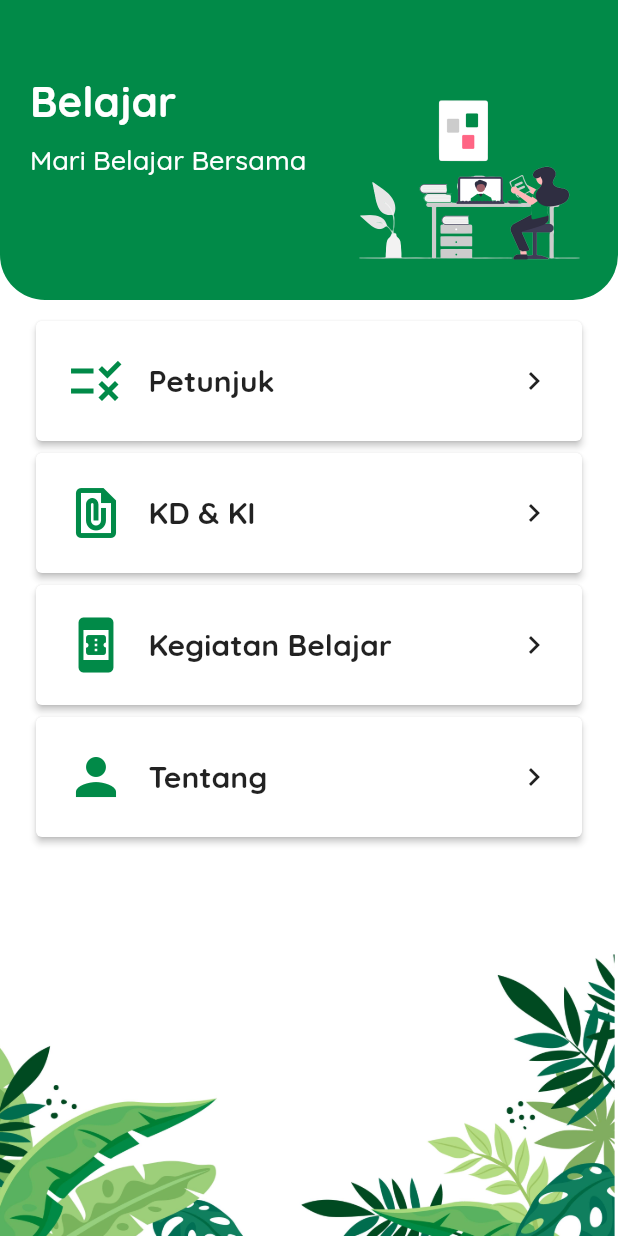
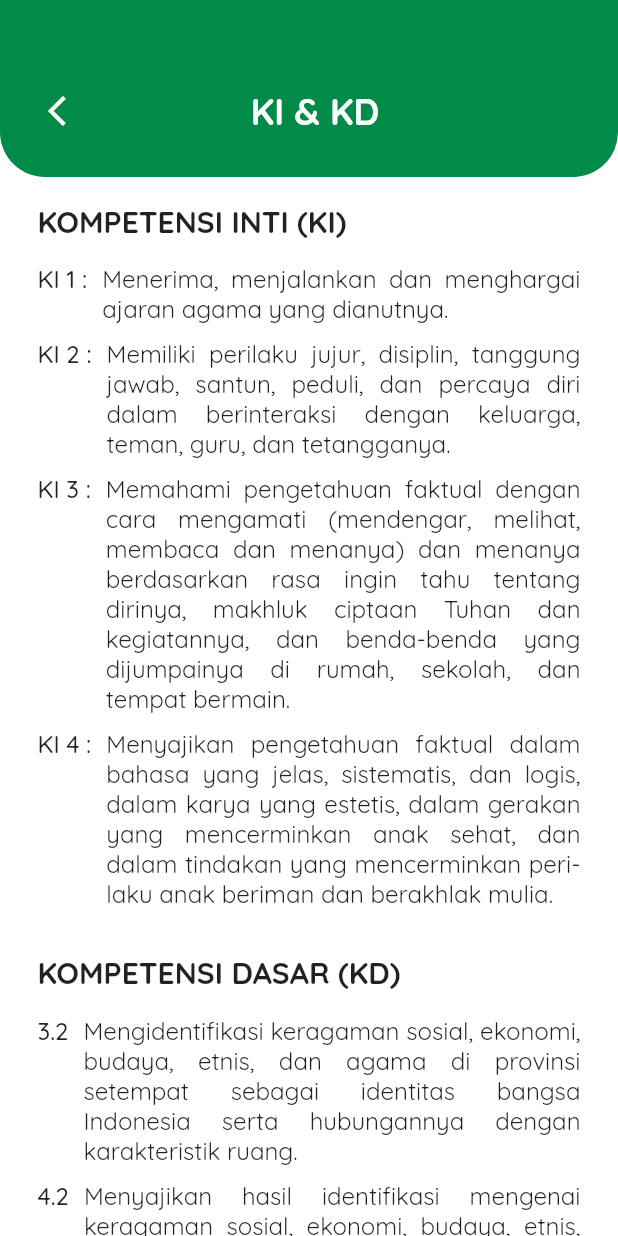
Before and after one commit to yayakyogi/e-modul, a Flutter app: the MainMenu screen opened directly, after a tap on "KD & KI", on a phone screen of 412 x 824 dp. Run offline on Flutter 3.47's test engine with Material 2 defaults, Android fonts, the phone set to English and light mode, and no system bars.

Commit message:
fix ki & kd page

```diff
--- a/lib/pages/instruction.dart
+++ b/lib/pages/instruction.dart
@@ -1,5 +1,5 @@
 import 'package:e_modul/themes.dart';
-import 'package:e_modul/widgets/background_footer.dart';
+import 'package:e_modul/widgets/page_title.dart';
 import 'package:flutter/material.dart';
 
 class Instruction extends StatelessWidget {
@@ -13,45 +13,12 @@ class Instruction extends StatelessWidget {
         backgroundColor: whiteColor,
         body: Stack(
           children: [
-            const BackgroundFooter(),
-            Positioned(
-              top: 0,
-              child: Container(
-                width: MediaQuery.of(context).size.width,
-                padding: const EdgeInsets.only(top: 50, bottom: 20, left: 20),
-                decoration: BoxDecoration(
-                  borderRadius: const BorderRadius.only(
-                    bottomRight: Radius.circular(30),
-                    bottomLeft: Radius.circular(30),
-                  ),
-                  color: primaryColor,
-                ),
-                child: Row(
-                  mainAxisAlignment: MainAxisAlignment.spaceBetween,
-                  children: [
-                    IconButton(
-                      onPressed: () => Navigator.pop(context),
-                      icon: Icon(Icons.arrow_back_ios, color: whiteColor),
-                    ),
-                    Text(
-                      'Petunjuk',
-                      style: TextStyle(
-                        fontSize: 24,
-                        fontWeight: bold,
-                        color: whiteColor,
-                      ),
-                      textAlign: TextAlign.center,
-                    ),
-                    const SizedBox(width: 50),
-                  ],
-                ),
-              ),
-            ),
+            const PageTitle(title: 'Petunjuk'),
             Positioned(
               top: 95,
               child: Container(
                 width: MediaQuery.of(context).size.width,
-                height: MediaQuery.of(context).size.height - 150,
+                height: MediaQuery.of(context).size.height,
                 padding: const EdgeInsets.only(
                   right: 25,
                   left: 25,
--- /dev/null
+++ b/lib/pages/ki_kd.dart
@@ -0,0 +1,107 @@
+import 'package:e_modul/themes.dart';
+import 'package:e_modul/widgets/page_title.dart';
+import 'package:flutter/material.dart';
+
+class KIKD extends StatelessWidget {
+  const KIKD({Key? key}) : super(key: key);
+
+  Widget content({required String key, required String value}) {
+    return Container(
+      margin: const EdgeInsets.only(bottom: 10),
+      child: Row(
+        crossAxisAlignment: CrossAxisAlignment.start,
+        children: [
+          Text(
+            key,
+            style: TextStyle(fontSize: 16, fontWeight: medium),
+          ),
+          const SizedBox(width: 10),
+          Expanded(
+            flex: 1,
+            child: Text(
+              value,
+              style: TextStyle(fontSize: 16, fontWeight: regular),
+              textAlign: TextAlign.justify,
+            ),
+          ),
+        ],
+      ),
+    );
+  }
+
+  @override
+  Widget build(BuildContext context) {
+    return SafeArea(
+      top: false,
+      child: Scaffold(
+        backgroundColor: whiteColor,
+        body: Stack(
+          children: [
+            const PageTitle(title: 'KI & KD'),
+            Positioned(
+              top: 95,
+              child: Container(
+                width: MediaQuery.of(context).size.width,
+                padding: const EdgeInsets.only(
+                  right: 25,
+                  left: 25,
+                  top: 40,
+                  bottom: 100,
+                ),
+                child: SingleChildScrollView(
+                  child: Column(
+                    crossAxisAlignment: CrossAxisAlignment.start,
+                    children: [
+                      Text(
+                        'KOMPETENSI INTI (KI)',
+                        style: styleTitle,
+                      ),
+                      const SizedBox(height: 16),
+                      content(
+                        key: 'KI 1 :',
+                        value:
+                            'Menerima, menjalankan dan menghargai ajaran agama yang dianutnya.',
+                      ),
+                      content(
+                        key: 'KI 2 :',
+                        value:
+                            'Memiliki perilaku jujur, disiplin, tanggung jawab, santun, peduli, dan percaya diri dalam berinteraksi dengan keluarga, teman, guru, dan tetangganya.',
+                      ),
+                      content(
+                        key: 'KI 3 :',
+                        value:
+                            'Memahami pengetahuan faktual dengan cara mengamati (mendengar, melihat, membaca dan menanya) dan menanya berdasarkan rasa ingin tahu tentang dirinya, makhluk ciptaan Tuhan dan kegiatannya, dan benda-benda yang dijumpainya di rumah, sekolah, dan tempat bermain.',
+                      ),
+                      content(
+                        key: 'KI 4 :',
+                        value:
+                            'Menyajikan pengetahuan faktual dalam bahasa yang jelas, sistematis, dan logis, dalam karya yang estetis, dalam gerakan yang mencerminkan anak sehat, dan dalam tindakan yang mencerminkan peri-laku anak beriman dan berakhlak mulia.',
+                      ),
+                      const SizedBox(height: 20),
+                      Text(
+                        'KOMPETENSI DASAR (KD)',
+                        style: styleTitle,
+                      ),
+                      const SizedBox(height: 16),
+                      content(
+                        key: '3.2',
+                        value:
+                            'Mengidentifikasi keragaman sosial, ekonomi, budaya, etnis, dan agama di provinsi setempat sebagai identitas bangsa Indonesia serta hubungannya dengan karakteristik ruang.',
+                      ),
+                      content(
+                        key: '4.2',
+                        value:
+                            'Menyajikan hasil identifikasi mengenai keragaman sosial, ekonomi, budaya, etnis, dan agama di provinsi setempat sebagai identitas bangsa Memahami pentingnya upaya keseimbangan dan pelestarian sumber daya alam di lingkungannya.',
+                      ),
+                      const SizedBox(height: 25),
+                    ],
+                  ),
+                ),
+              ),
+            )
+          ],
+        ),
+      ),
+    );
+  }
+}
--- a/lib/pages/main_menu.dart
+++ b/lib/pages/main_menu.dart
@@ -1,4 +1,5 @@
 import 'package:e_modul/pages/instruction.dart';
+import 'package:e_modul/pages/ki_kd.dart';
 import 'package:e_modul/themes.dart';
 import 'package:e_modul/widgets/background_footer.dart';
 import 'package:e_modul/widgets/card_main_menu.dart';
@@ -79,7 +80,12 @@ class MainMenu extends StatelessWidget {
                     CardMainMenu(
                       text: 'KD & KI',
                       icon: Icons.file_present,
-                      onPressed: () {},
+                      onPressed: () => Navigator.push(
+                        context,
+                        MaterialPageRoute(
+                          builder: (context) => const KIKD(),
+                        ),
+                      ),
                     ),
                     CardMainMenu(
                       text: 'Kegiatan Belajar',
--- /dev/null
+++ b/lib/widgets/page_title.dart
@@ -0,0 +1,45 @@
+import 'package:e_modul/themes.dart';
+import 'package:flutter/material.dart';
+
+class PageTitle extends StatelessWidget {
+  const PageTitle({Key? key, required this.title}) : super(key: key);
+
+  final String title;
+
+  @override
+  Widget build(BuildContext context) {
+    return Positioned(
+      top: 0,
+      child: Container(
+        width: MediaQuery.of(context).size.width,
+        padding: const EdgeInsets.only(top: 50, bottom: 20, left: 20),
+        decoration: BoxDecoration(
+          borderRadius: const BorderRadius.only(
+            bottomRight: Radius.circular(30),
+            bottomLeft: Radius.circular(30),
+          ),
+          color: primaryColor,
+        ),
+        child: Row(
+          mainAxisAlignment: MainAxisAlignment.spaceBetween,
+          children: [
+            IconButton(
+              onPressed: () => Navigator.pop(context),
+              icon: Icon(Icons.arrow_back_ios, color: whiteColor),
+            ),
+            Text(
+              title,
+              style: TextStyle(
+                fontSize: 24,
+                fontWeight: bold,
+                color: whiteColor,
+              ),
+              textAlign: TextAlign.center,
+            ),
+            const SizedBox(width: 60),
+          ],
+        ),
+      ),
+    );
+  }
+}
```
